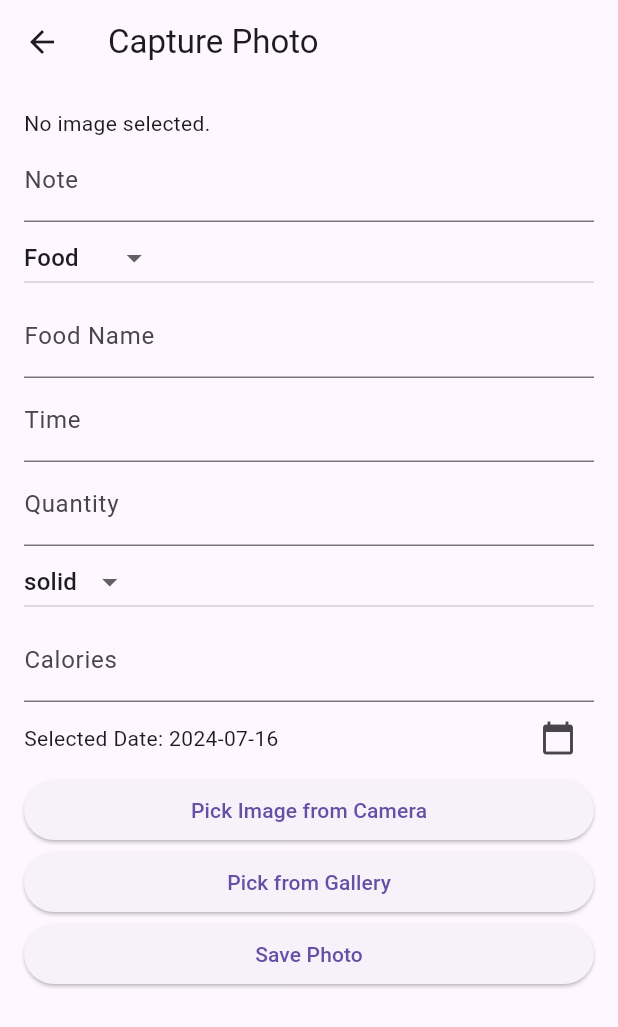
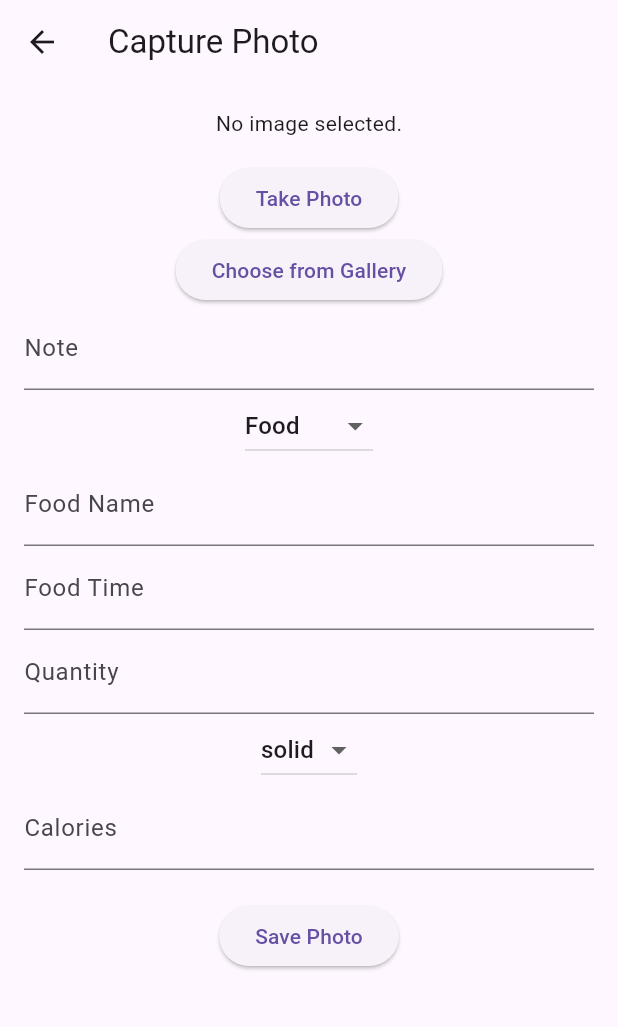
Before and after one commit to VishalVinayRam/Fitness-monitoring-system, a Flutter app: the CaptureScreen screen opened by its route, after a tap on "Save Photo", on a phone screen of 412 x 824 dp. Shown: the top 1027 px of the screen. Run offline on Flutter 3.47's test engine with Material 3 defaults, Android fonts, the phone set to English and light mode, and no system bars; our stand-ins replace cloud_firestore, firebase_core, flutter_local_notifications, image_picker, pedometer, shared_preferences and 2 more; missing offline and left inert: gauge_indicator; accounts and stored records are empty.

Commit message:
Login configured

```diff
--- a/lib/Screens/LoginScreen.dart
+++ b/lib/Screens/LoginScreen.dart
@@ -18,7 +18,7 @@ class _LoginScreenState extends State<LoginScreen> {
   Future<void> _login() async {
     if (_formKey.currentState!.validate()) {
       final prefs = await SharedPreferences.getInstance();
-      final storedNumber = int.tryParse(prefs.getString('number') ?? '') ?? 0;
+      final storedNumber = prefs.getInt('number') ?? 0;
       final storedPassword = prefs.getString('password') ?? '';
 
       if (storedNumber == int.parse(_numberController.text) &&
@@ -66,6 +66,9 @@ class _LoginScreenState extends State<LoginScreen> {
                 onPressed: _login,
                 child: Text('Login'),
               ),
+              TextButton(onPressed: (){
+                Navigator.popAndPushNamed(context, '/register');
+              }, child: Text("Register"))
             ],
           ),
         ),
--- a/lib/Screens/capture_screen.dart
+++ b/lib/Screens/capture_screen.dart
@@ -52,72 +52,87 @@ class _CaptureScreenState extends State<CaptureScreen> {
       weight: _category == 'Exercise' ? int.tryParse(_weightController.text) : null,
     );
 
-    // Save photo to Firebase Firestore
-    FirebaseFirestore.instance.collection('photos').add(photo.toMap());
-
-    // Save photo locally using SharedPreferences
     final prefs = await SharedPreferences.getInstance();
-    final photosString = prefs.getString('photos');
-    final List<Photo> photos = photosString != null
-        ? photosFromJson(photosString)
-        : [];
-    photos.add(photo);
-    await prefs.setString('photos', photosToJson(photos));
-
-    Navigator.pop(context);
+    final userId = prefs.getString('userId');
+    if (userId == null) {
+      // Handle error: user ID not found
+      return;
     }
 
-  Future<void> _selectDate(BuildContext context) async {
-    final DateTime? picked = await showDatePicker(
-      context: context,
-      initialDate: _selectedDate,
-      firstDate: DateTime(2015, 8),
-      lastDate: DateTime.now(),
-    );
-    if (picked != null && picked != _selectedDate) {
-      setState(() {
-        _selectedDate = picked;
+    final firestore = FirebaseFirestore.instance;
+    final userRef = firestore.collection('users').doc(userId);
+    final photoRef = userRef.collection('photos').doc();
+
+    await photoRef.set({
+      'image': photo.image,
+      'note': photo.note,
+      'category': photo.category,
+      'date': photo.date,
+      'calories': photo.calories,
+      'foodName': photo.foodName,
+      'foodTime': photo.foodTime,
+      'quantity': photo.quantity,
+      'foodType': photo.foodType,
+      'exerciseName': photo.exerciseName,
+      'reps': photo.reps,
+      'weight': photo.weight,
     });
+
+    Navigator.pop(context); // Go back to the previous screen
   }
-  }
-
-
 
   @override
   Widget build(BuildContext context) {
     return Scaffold(
-      appBar: AppBar(title: Text('Capture Photo')),
+      appBar: AppBar(
+        title: Text('Capture Photo'),
+      ),
       body: Padding(
-        padding: const EdgeInsets.all(16.0),
-        child: ListView(
-          children: [
-            _image == null ? Text('No image selected.') : Image.file(_image!),
+        padding: EdgeInsets.all(16.0),
+        child: SingleChildScrollView(
+          child: Column(
+            children: <Widget>[
+              _image == null
+                  ? Text('No image selected.')
+                  : Image.file(_image!),
+              SizedBox(height: 16.0),
+              ElevatedButton(
+                onPressed: () => _pickImage(ImageSource.camera),
+                child: Text('Take Photo'),
+              ),
+              ElevatedButton(
+                onPressed: () => _pickImage(ImageSource.gallery),
+                child: Text('Choose from Gallery'),
+              ),
               TextField(
                 controller: _noteController,
                 decoration: InputDecoration(labelText: 'Note'),
               ),
               DropdownButton<String>(
                 value: _category,
-              items: ['Food', 'Exercise'].map((String value) {
+                onChanged: (String? newValue) {
+                  setState(() {
+                    _category = newValue!;
+                  });
+                },
+                items: <String>['Food', 'Exercise']
+                    .map<DropdownMenuItem<String>>((String value) {
                   return DropdownMenuItem<String>(
                     value: value,
                     child: Text(value),
                   );
                 }).toList(),
-              onChanged: (newValue) {
-                setState(() {
-                  _category = newValue!;
-                });
-              },
               ),
-            if (_category == 'Food') ...[
+              _category == 'Food'
+                  ? Column(
+                      children: <Widget>[
                         TextField(
                           controller: _foodNameController,
                           decoration: InputDecoration(labelText: 'Food Name'),
                         ),
                         TextField(
                           controller: _foodTimeController,
-                decoration: InputDecoration(labelText: 'Time'),
+                          decoration: InputDecoration(labelText: 'Food Time'),
                         ),
                         TextField(
                           controller: _quantityController,
@@ -126,17 +141,18 @@ class _CaptureScreenState extends State<CaptureScreen> {
                         ),
                         DropdownButton<String>(
                           value: _foodType,
-                items: ['solid', 'drinks'].map((String value) {
+                          onChanged: (String? newValue) {
+                            setState(() {
+                              _foodType = newValue!;
+                            });
+                          },
+                          items: <String>['solid', 'liquid']
+                              .map<DropdownMenuItem<String>>((String value) {
                             return DropdownMenuItem<String>(
                               value: value,
                               child: Text(value),
                             );
                           }).toList(),
-                onChanged: (newValue) {
-                  setState(() {
-                    _foodType = newValue!;
-                  });
-                },
                         ),
                         TextField(
                           controller: _caloriesController,
@@ -144,7 +160,9 @@ class _CaptureScreenState extends State<CaptureScreen> {
                           keyboardType: TextInputType.number,
                         ),
                       ],
-            if (_category == 'Exercise') ...[
+                    )
+                  : Column(
+                      children: <Widget>[
                         TextField(
                           controller: _exerciseNameController,
                           decoration: InputDecoration(labelText: 'Exercise Name'),
@@ -156,34 +174,12 @@ class _CaptureScreenState extends State<CaptureScreen> {
                         ),
                         TextField(
                           controller: _weightController,
-                decoration: InputDecoration(labelText: 'Weight (kg)'),
-                keyboardType: TextInputType.number,
-              ),
-              TextField(
-                controller: _caloriesController,
-                decoration: InputDecoration(labelText: 'Calories'),
+                          decoration: InputDecoration(labelText: 'Weight'),
                           keyboardType: TextInputType.number,
                         ),
                       ],
-            Row(
-              mainAxisAlignment: MainAxisAlignment.spaceBetween,
-              children: [
-                Text('Selected Date: ${_selectedDate.toString().split(' ')[0]}'),
-                IconButton(
-                  icon: Icon(Icons.calendar_today),
-                  onPressed: () => _selectDate(context),
                     ),
-              ],
-            ),
-            ElevatedButton(
-              onPressed:()=> _pickImage(ImageSource.camera),
-              child: Text('Pick Image from Camera'),
-            ),
-                            ElevatedButton(
-                  onPressed: () => _pickImage(ImageSource.gallery),
-                  child: Text('Pick from Gallery'),
-                ),
-
+              SizedBox(height: 20),
               ElevatedButton(
                 onPressed: _savePhoto,
                 child: Text('Save Photo'),
@@ -191,6 +187,7 @@ class _CaptureScreenState extends State<CaptureScreen> {
             ],
           ),
         ),
+      ),
     );
   }
 }
--- a/lib/models/Userdate.dart
+++ b/lib/models/Userdate.dart
@@ -19,6 +19,8 @@ class GlobalData {
 
 
   var email;
+
+  String userId = "";
 
 
   // Getters
--- a/lib/models/photo.dart
+++ b/lib/models/photo.dart
@@ -85,7 +85,7 @@ class Photo {
       image: map['image'],
       note: map['note'],
       category: map['category'],
-      date: DateTime.parse(map['date']),
+      date: DateTime.now(),
       calories: map['calories'],
       foodName: map['foodName'],
       foodTime: map['foodTime'],
```
Also changed, not shown: lib/Screens/Registerpage.dart (+35 -1 lines). Lines whose indentation alone changed are shown as unchanged.
